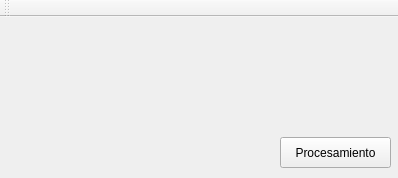
Before: the Qt Designer form Threads/threads.ui in AaronCedillo/Software, drawn with Qt 5.
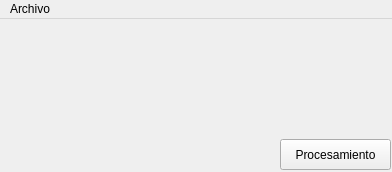
After: the same form once the commit is applied. Icons and pictures are not drawn.

Commit message: Adding a class for Password, this allows you to access to the images Paths

Diff of the .ui file:
```diff
--- a/Threads/threads.ui
+++ b/Threads/threads.ui
@@ -6,8 +6,8 @@
    <rect>
     <x>0</x>
     <y>0</y>
-    <width>398</width>
-    <height>178</height>
+    <width>392</width>
+    <height>172</height>
    </rect>
   </property>
   <property name="windowTitle">
@@ -36,19 +36,26 @@
     <rect>
      <x>0</x>
      <y>0</y>
-     <width>398</width>
+     <width>392</width>
      <height>20</height>
     </rect>
    </property>
+   <widget class="QMenu" name="menuArchivo">
+    <property name="title">
+     <string>Archivo</string>
+    </property>
+    <addaction name="actionImages"/>
+   </widget>
+   <addaction name="menuArchivo"/>
   </widget>
-  <widget class="QToolBar" name="mainToolBar">
-   <attribute name="toolBarArea">
-    <enum>TopToolBarArea</enum>
-   </attribute>
-   <attribute name="toolBarBreak">
-    <bool>false</bool>
-   </attribute>
-  </widget>
+  <action name="actionImages">
+   <property name="icon">
+    <iconset theme=":/Notepad.ico"/>
+   </property>
+   <property name="text">
+    <string>Images</string>
+   </property>
+  </action>
  </widget>
  <layoutdefault spacing="6" margin="11"/>
  <resources/>
```
The commit also changes 8 other files.
